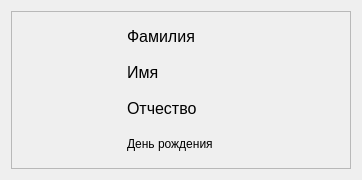
Above: vet/vetclient/src/ui/client_item_widget.ui from Painted-Black/BMSTU-DB-CourseWork before the change. Below: the same form after it.
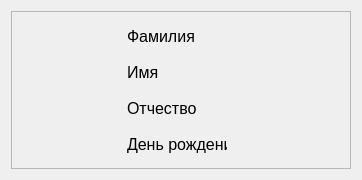
That is the form after the change. Icons and pictures are not drawn.

```diff
--- a/vet/vetclient/src/ui/client_item_widget.ui
+++ b/vet/vetclient/src/ui/client_item_widget.ui
@@ -178,6 +178,11 @@
             <height>30</height>
            </size>
           </property>
+          <property name="font">
+           <font>
+            <pointsize>12</pointsize>
+           </font>
+          </property>
           <property name="text">
            <string>День рождения</string>
           </property>
```
